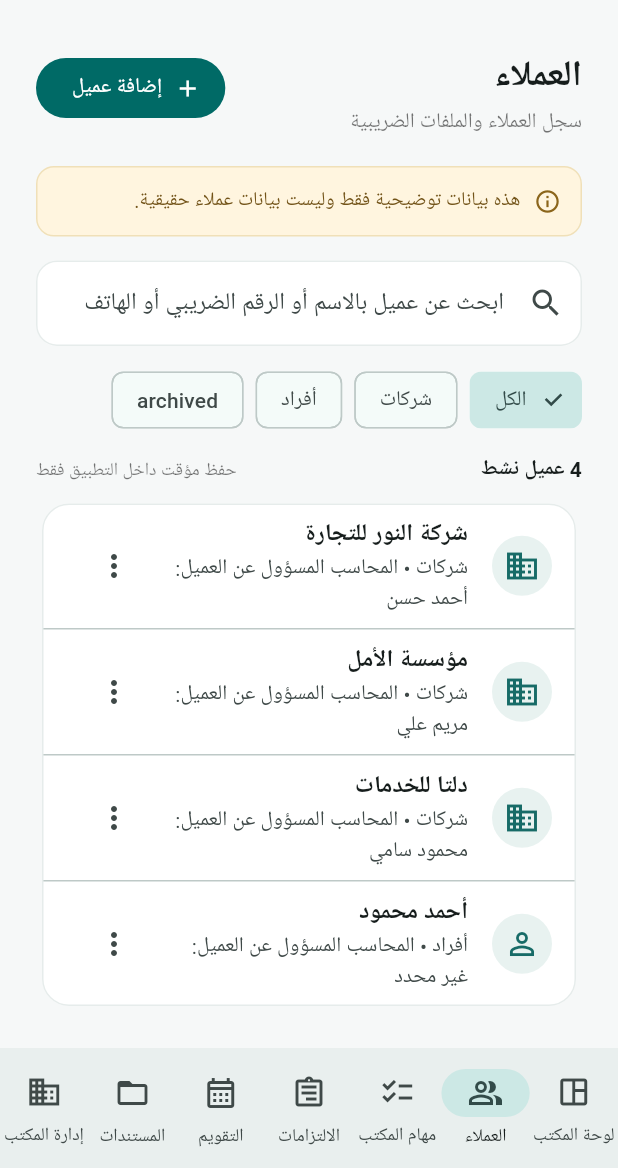
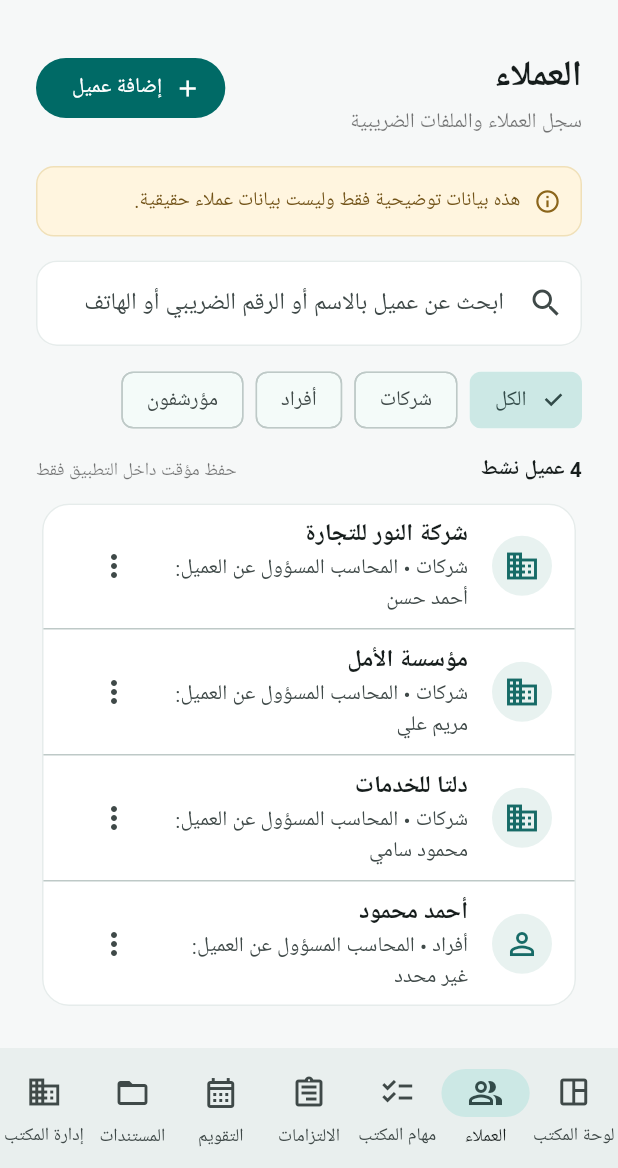
Before and after one commit to gouresamhabib-jpg/Tax---os, a Flutter app: the screen it shows after launch, item 2 of the bottom bar chosen, on a phone screen of 412 x 824 dp, the part 68-1236 px from its top. Run offline on Flutter 3.47's test engine with Material 3 defaults, Android fonts, the phone set to English and light mode, and no system bars; our stand-ins replace material_ui.

Commit message:
feat(i18n): add bilingual client archive and restore labels

```diff
--- a/Tax - OS/apps/mobile/lib/app/app_copy.dart
+++ b/Tax - OS/apps/mobile/lib/app/app_copy.dart
@@ -68,12 +68,15 @@ class AppCopy {
       'cancel': 'إلغاء',
       'edit': 'تعديل',
       'delete': 'حذف',
-      'deleteClient': 'حذف العميل',
+      'archiveClient': 'أرشفة العميل',
+      'restoreClient': 'استعادة العميل',
+      'archivedClients': 'عميل مؤرشف',
       'clientActions': 'إجراءات العميل',
       'editClient': 'تعديل بيانات العميل',
       'requiredField': 'هذا الحقل مطلوب',
       'localDemoStorage': 'حفظ مؤقت داخل التطبيق فقط',
       'activeClients': 'عميل نشط',
+      'archived': 'مؤرشفون',
       'obligationsSubtitle': 'متابعة الالتزامات ومواعيدها',
       'all': 'الكل',
       'calendarSubtitle': 'مواعيد المكتب والمهام القادمة',
@@ -166,12 +169,15 @@ class AppCopy {
       'cancel': 'Cancel',
       'edit': 'Edit',
       'delete': 'Delete',
-      'deleteClient': 'Delete client',
+      'archiveClient': 'Archive client',
+      'restoreClient': 'Restore client',
+      'archivedClients': 'archived clients',
       'clientActions': 'Client actions',
       'editClient': 'Edit client details',
       'requiredField': 'This field is required',
       'localDemoStorage': 'Temporary in-app storage only',
       'activeClients': 'active clients',
+      'archived': 'Archived',
       'obligationsSubtitle': 'Track obligations and due dates',
       'all': 'All',
       'calendarSubtitle': 'Office deadlines and upcoming tasks',
```
